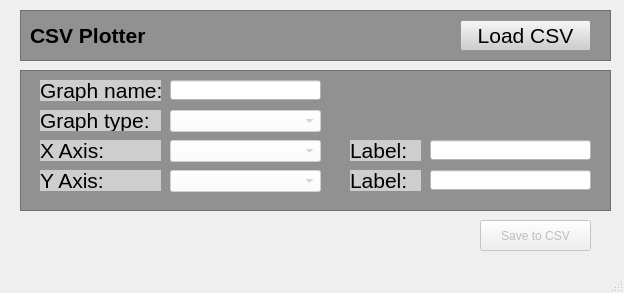
The window that entra-id-graph/entra-graph.ui (jgowler/Python) describes before a commit, drawn with Qt 5.
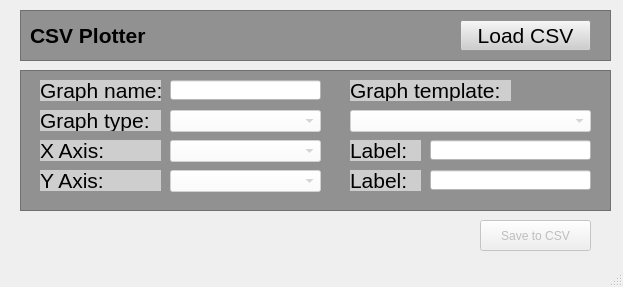
The same window after the commit.

Commit message: Added graph template options to app

```diff
--- a/entra-id-graph/entra-graph.ui
+++ b/entra-id-graph/entra-graph.ui
@@ -6,8 +6,8 @@
    <rect>
     <x>0</x>
     <y>0</y>
-    <width>624</width>
-    <height>293</height>
+    <width>623</width>
+    <height>287</height>
    </rect>
   </property>
   <property name="windowTitle">
@@ -353,6 +353,43 @@
       <string notr="true">background-color: rgb(255, 255, 255);</string>
      </property>
     </widget>
+    <widget class="QLabel" name="graph_template_label">
+     <property name="geometry">
+      <rect>
+       <x>330</x>
+       <y>10</y>
+       <width>161</width>
+       <height>21</height>
+      </rect>
+     </property>
+     <property name="font">
+      <font>
+       <pointsize>16</pointsize>
+      </font>
+     </property>
+     <property name="styleSheet">
+      <string notr="true">background-color: rgb(206, 206, 206);</string>
+     </property>
+     <property name="text">
+      <string>Graph template:</string>
+     </property>
+    </widget>
+    <widget class="QComboBox" name="graph_template_comboBox">
+     <property name="enabled">
+      <bool>false</bool>
+     </property>
+     <property name="geometry">
+      <rect>
+       <x>330</x>
+       <y>40</y>
+       <width>241</width>
+       <height>22</height>
+      </rect>
+     </property>
+     <property name="styleSheet">
+      <string notr="true">background-color: rgb(255, 255, 255);</string>
+     </property>
+    </widget>
    </widget>
    <widget class="QPushButton" name="save_to_csvpushButton">
     <property name="enabled">
```
Left out of the diff: 2 changed lines with no effect on the pictures. The commit also changes 1 other file.
